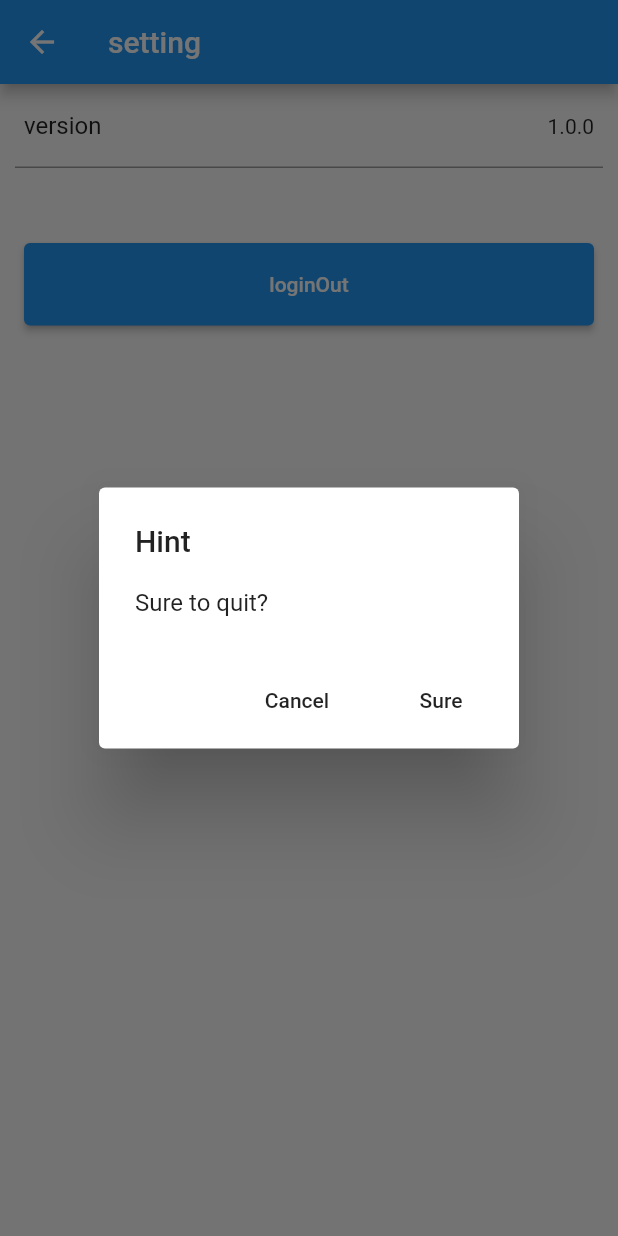
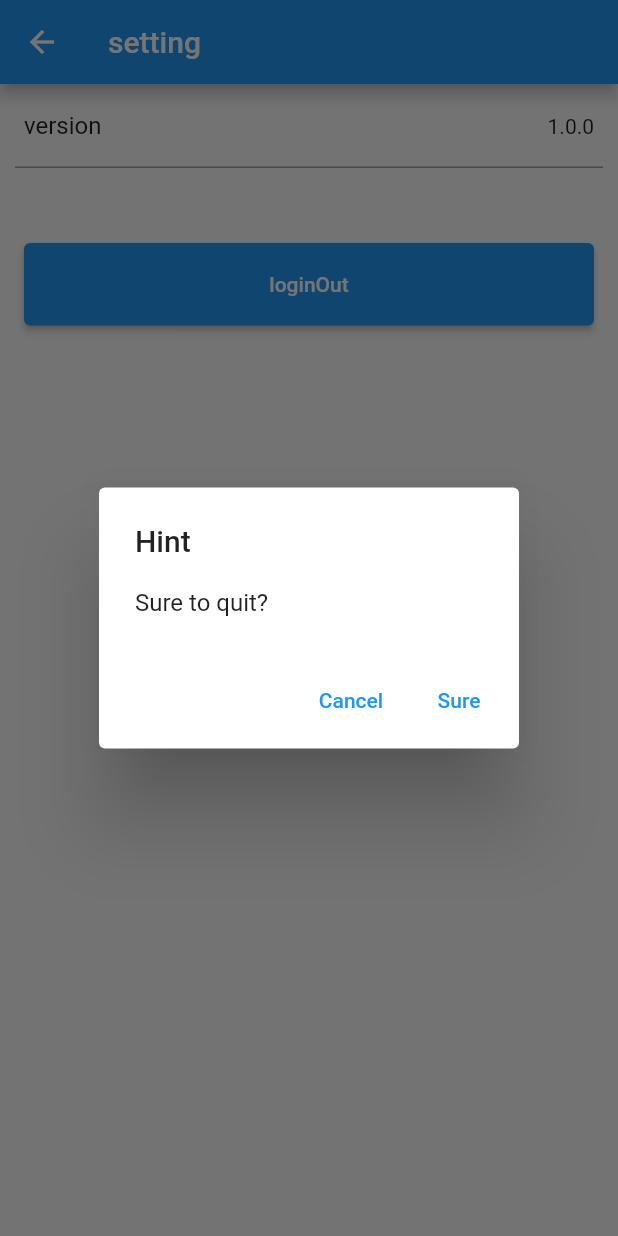
Before and after one commit to z-dingding/flutter_wanandroid, a Flutter app: the SettingRoute screen opened by its route, after a tap on "loginOut", on a phone screen of 412 x 824 dp. Run offline on Flutter 3.47's test engine with Material 2 defaults, Android fonts, the phone set to English and light mode, and no system bars; our stand-ins replace dio, flutter_swiper, fluttertoast, package_info, shared_preferences, webview_flutter; missing offline and left inert: flukit; accounts and stored records are empty; network calls fail.

Commit message:
fix:将设置主题的属性由primaryColor改为primarySwatch

```diff
--- a/lib/main.dart
+++ b/lib/main.dart
@@ -39,6 +39,8 @@ class MyApp extends StatelessWidget {
           title: GmLocalization.of(context).title,
           theme: ThemeData(
             primaryColor: theme.theme as MaterialColor,
+            //要让主题生效需要用primarySwatch属性
+            primarySwatch: theme.theme as MaterialColor,
           ),
           home: MainRoute(),
           routes: {
--- a/lib/utils/toast.dart
+++ b/lib/utils/toast.dart
@@ -57,7 +57,7 @@ void showLoading(context, [String text = "Loading..."]) {
                   padding: const EdgeInsets.only(top: 20.0),
                   child: Text(
                     text,
-                    style: Theme.of(context).textTheme.body2,
+                    style: Theme.of(context).textTheme.bodyText2,
                   ),
                 ),
               ],
@@ -80,13 +80,13 @@ void showConfirmDialog(BuildContext context,String content,bool isShowCancel ,Fu
           content: new Text(content),
 
           actions: <Widget>[
-            if(isShowCancel) FlatButton(
+            if(isShowCancel)TextButton (
               onPressed: () {
                 Navigator.pop(context);
               },
               child: new Text(gm.common_cancel),
             ),
-            new FlatButton(
+            new TextButton (
               onPressed: () {
                Navigator.of(context).pop();
                confirmCallback();
```
Also changed, not shown: pubspec.lock, 2 other files.
